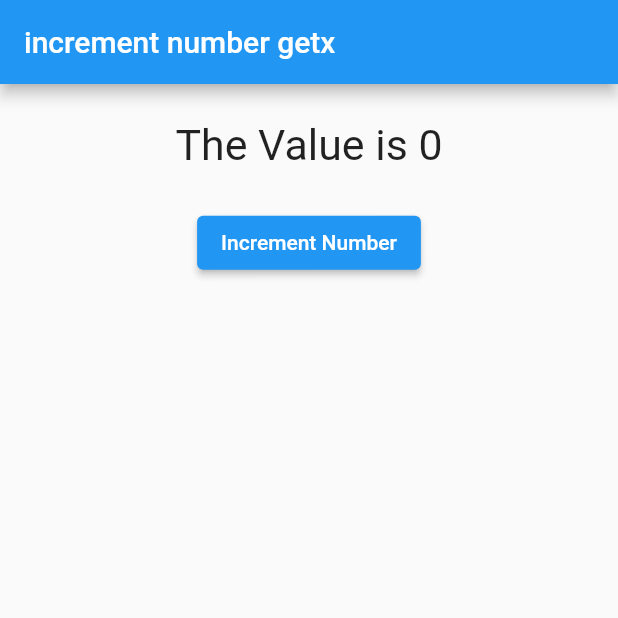
After one commit to MuhammadZahid0349/Getx-Features-App, a Flutter app: the screen it shows after launch, on a phone screen of 412 x 824 dp, the top half of it. The commit adds this screen. Run offline on Flutter 3.47's test engine with Material 2 defaults, Android fonts, the phone set to English and light mode, and no system bars; our stand-ins replace flutter_easyloading, flutter_screenutil, get, velocity_x.

Commit message:
-  55---

```diff
--- a/lib/Getx_Widgets/Controller/mycontroller.dart
+++ b/lib/Getx_Widgets/Controller/mycontroller.dart
@@ -13,5 +13,10 @@ class MyController extends GetxController {
       val?.name = val.name.toString().toUpperCase();
     });
   }
-  //////////////////////////////
+
+  //// increment number Getx //////////
+  var count = 0.obs;
+  void increment() {
+    count++;
+  }
 }
--- /dev/null
+++ b/lib/Incr_Num_Getx.dart
@@ -0,0 +1,51 @@
+import 'package:flutter/material.dart';
+import 'package:flutter/src/widgets/framework.dart';
+import 'package:flutter/src/widgets/placeholder.dart';
+import 'package:flutter_screenutil/flutter_screenutil.dart';
+import 'package:get/get.dart';
+import 'package:getx_features/Getx_Widgets/Controller/mycontroller.dart';
+import 'package:velocity_x/velocity_x.dart';
+
+class IncrementNumGetx extends StatelessWidget {
+  IncrementNumGetx({super.key});
+
+// create the instance of controller
+  MyController _myController = Get.put(MyController());
+
+  @override
+  Widget build(BuildContext context) {
+    return SafeArea(
+        child: Scaffold(
+      appBar: AppBar(
+        title: Text("increment number getx"),
+      ),
+      body: Center(
+        child: Column(
+          children: [
+            20.h.heightBox,
+            GetX<MyController>(
+                // init: MyController(),
+                builder: (controller) {
+              return Text(
+                // "The Value is ${controller.count}",
+                "The Value is ${_myController.count}",
+                style: TextStyle(fontSize: 25.sp),
+              );
+            }),
+            20.h.heightBox,
+            ElevatedButton(
+                onPressed: () {
+                  // if instance of controller not created on top
+                  // Get.find<MyController>().increment();
+
+                  //////////////////////////
+                  _myController.increment();
+                  print("objec1t  00000");
+                },
+                child: Text("Increment Number"))
+          ],
+        ),
+      ),
+    ));
+  }
+}
--- a/lib/main.dart
+++ b/lib/main.dart
@@ -3,7 +3,8 @@ import 'package:flutter_easyloading/flutter_easyloading.dart';
 import 'package:flutter_screenutil/flutter_screenutil.dart';
 import 'package:get/get.dart';
 import 'package:getx_features/Home_Page.dart';
-import 'package:getx_features/Reative_Satte_Obx.dart';
+import 'package:getx_features/Incr_Num_Getx.dart';
+import 'package:getx_features/Reactive_Satte_Obx.dart';
 
 void main() {
   runApp(const MyApp());
@@ -24,7 +25,7 @@ class MyApp extends StatelessWidget {
             debugShowCheckedModeBanner: false,
             title: 'Whatsapp Dude',
             builder: EasyLoading.init(),
-            home: ReactiveStateObx(),
+            home: IncrementNumGetx(),
           );
         });
   }
```
Also changed, not shown: lib/Simple_State_Managem.dart (added, +43 -0 lines), 1 other file.
